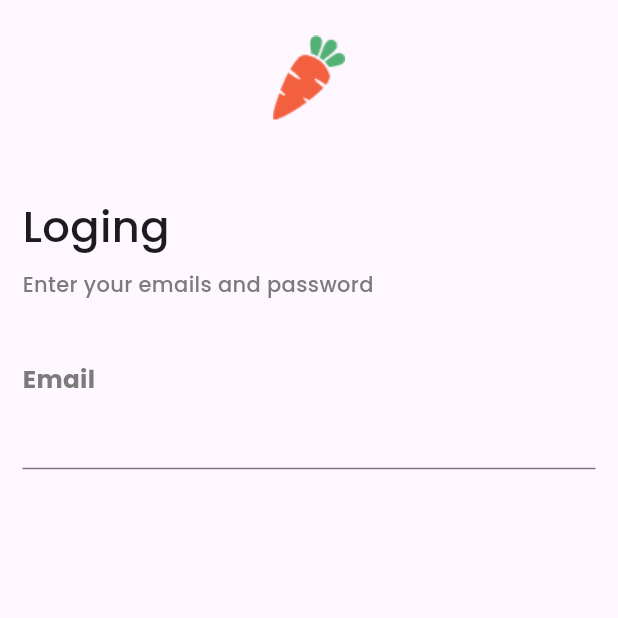
After one commit to Fawwad-Abdul-Ahad/ecommerce_app_stacked, a Flutter app: the LoginView screen opened by its route, on a phone screen of 412 x 824 dp, the top half of it. The commit adds this screen. Run offline on Flutter 3.47's test engine with Material 3 defaults, Android fonts, the phone set to English and light mode, and no system bars; our stand-ins replace flutter_spinkit, google_fonts, pinput, stacked, stacked_services, stacked_shared; missing offline and left inert: styled_divider.

Commit message:
4-screens

```diff
--- a/lib/app/app.dart
+++ b/lib/app/app.dart
@@ -2,6 +2,7 @@ import 'package:ecommerce_app/ui/bottom_sheets/notice/notice_sheet.dart';
 import 'package:ecommerce_app/ui/dialogs/info_alert/info_alert_dialog.dart';
 import 'package:ecommerce_app/ui/views/home/home_view.dart';
 import 'package:ecommerce_app/ui/views/locationPicker/location_picker_view.dart';
+import 'package:ecommerce_app/ui/views/loggingPage/loggingPage_view.dart';
 import 'package:ecommerce_app/ui/views/mobileverification/mobileverification_view.dart';
 import 'package:ecommerce_app/ui/views/numbersignin/numbersignin_view.dart';
 import 'package:ecommerce_app/ui/views/pinverification/pinverification_view.dart';
@@ -24,7 +25,7 @@ import 'package:stacked_services/stacked_services.dart';
     MaterialRoute(page: MobileVerificationView),
     MaterialRoute(page: PinVerificationView),
     MaterialRoute(page: LocationPickerView),
-    // MaterialRoute(page: NumberSigninView),
+    MaterialRoute(page: LoginView),
 
 
     // MaterialRoute(page: WelcomeView),
--- /dev/null
+++ b/lib/ui/views/loggingPage/loggingPage_view.dart
@@ -0,0 +1,80 @@
+import 'package:ecommerce_app/ui/common/ui_helpers.dart';
+import 'package:ecommerce_app/ui/views/loggingPage/loggingPage_viewmodel.dart';
+import 'package:flutter/material.dart';
+import 'package:google_fonts/google_fonts.dart';
+import 'package:stacked/stacked.dart';
+
+class LoginView extends StatelessWidget {
+  const LoginView({super.key});
+
+  @override
+  Widget build(BuildContext context) {
+    double screenWidth = MediaQuery.of(context).size.width;
+    double screenHeight = MediaQuery.of(context).size.height;
+    GlobalKey<FormState> formKey = GlobalKey<FormState>();
+    return ViewModelBuilder.reactive(
+        viewModelBuilder: () => LoginViewModel(),
+        builder: (context, viewModel, child) => Scaffold(
+              body: SafeArea(
+                child: Container(
+                  padding: EdgeInsets.all(15),
+                  width: screenWidth * 1,
+                  height: screenHeight * 1,
+                  child: Column(
+                    crossAxisAlignment: CrossAxisAlignment.start,
+                    children: [
+                      Container(
+                          width: screenWidth * 1,
+                          height: screenHeight * 0.09,
+                          // color: Colors.green,
+                          child:
+                              Image.asset('assets/images/vector_carrot.png')),
+                      SizedBox(
+                        height: screenHeight * 0.05,
+                      ),
+                      Text(
+                        "Loging",
+                        style: GoogleFonts.poppins(
+                            fontSize: getResponsiveMassiveFontSize(context),
+                            fontWeight: FontWeight.w500),
+                      ),
+                      SizedBox(
+                        height: screenHeight * 0.01,
+                      ),
+                      Text(
+                        // textAlign: TextAlign.center,
+                        "Enter your emails and password",
+                        style: GoogleFonts.poppins(
+                            color: const Color.fromARGB(255, 123, 123, 123),
+                            fontWeight: FontWeight.w500),
+                      ),
+                      SizedBox(
+                        height: screenHeight * 0.05,
+                      ),
+                      Form(
+                        key: formKey,
+                        child: Column(
+                          crossAxisAlignment: CrossAxisAlignment.start,
+                          children: [
+                            Text(
+                              // textAlign: TextAlign.center,
+                              "Email",
+                              style: GoogleFonts.poppins(
+                                  fontSize: getResponsiveXXLFontSize(context),
+                                  color:
+                                      const Color.fromARGB(255, 123, 123, 123),
+                                  fontWeight: FontWeight.w700),
+                            ),
+                            TextFormField(
+
+                            ),
+                          ],
+                        ),
+                      )
+                    ],
+                  ),
+                ),
+              ),
+            ));
+  }
+}
--- /dev/null
+++ b/lib/ui/views/loggingPage/loggingPage_viewmodel.dart
@@ -0,0 +1,5 @@
+import 'package:stacked/stacked.dart';
+
+class LoginViewModel extends BaseViewModel{
+
+}
--- a/lib/ui/views/pinverification/pinverification_viewmodel.dart
+++ b/lib/ui/views/pinverification/pinverification_viewmodel.dart
@@ -29,4 +29,9 @@ class PinVerificationModel extends BaseViewModel {
   naviagateToMobileVerification(){
     _navigationService.back();
   }
+
+  navigatetoLocationView(){
+  _navigationService.navigateToLocationPickerView();
+
+  }
 }
--- a/pubspec.yaml
+++ b/pubspec.yaml
@@ -18,6 +18,8 @@ dependencies:
   flutter_spinkit: ^5.2.1
   styled_divider: ^1.0.5
   pinput: ^5.0.0
+  uuid: ^4.5.1
+  http: ^1.2.2
 
 dev_dependencies:
   build_runner: ^2.4.5
```
Also changed, not shown: lib/app/app.router.dart (+54 -11 lines), lib/ui/views/locationPicker/location_picker_view.dart (+89 -3 lines), lib/ui/views/locationPicker/location_picker_viewmodel.dart (+61 -1 lines), lib/ui/views/pinverification/pinverification_view.dart (+7 -0 lines), assets/images/illustration.png (added), assets/images/vector_carrot.png (added), pubspec.lock.
